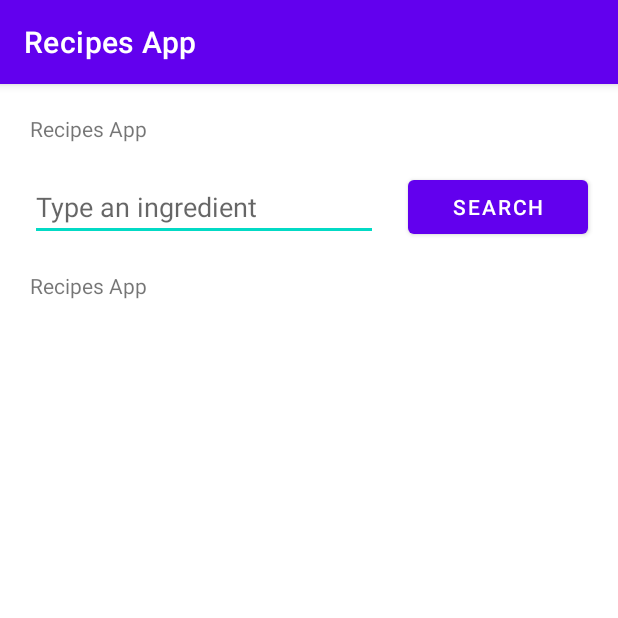
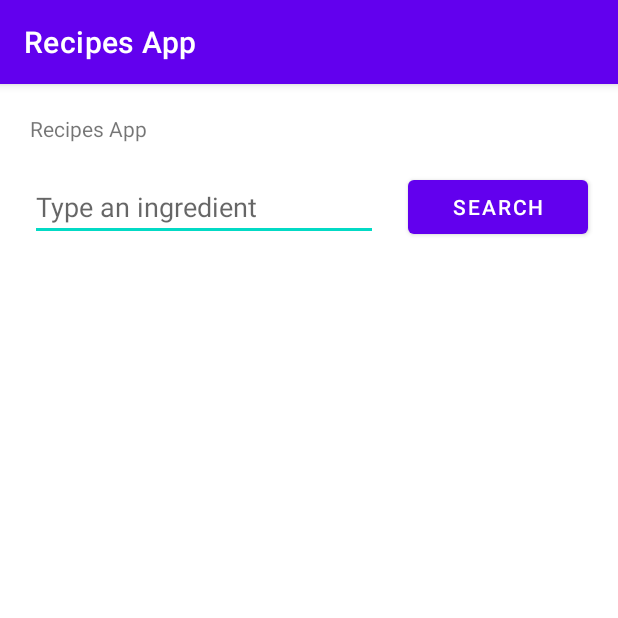
Before and after one commit to josesanoli/RecipesApp, an Android app: the screen it shows after launch (MainActivity), on a phone screen of 412 x 824 dp, the top half of it. Run offline under Robolectric (Android 15) with nearby library versions, the phone set to English and light mode, and no system bars; our stand-ins replace Dagger/Hilt's generated code, navigation-ui.

```diff
--- a/app/build.gradle
+++ b/app/build.gradle
@@ -3,6 +3,8 @@ plugins {
     id 'kotlin-android'
     id 'kotlin-kapt'
     id 'dagger.hilt.android.plugin'
+    id 'androidx.navigation.safeargs'
+    id 'kotlin-parcelize'
 }
 
 def apikeyPropertiesFile = rootProject.file("apikey.properties")
@@ -71,6 +73,10 @@ dependencies {
     // Glide
     implementation "com.github.bumptech.glide:glide:4.13.0"
 
+    // Navigation
+    implementation "androidx.navigation:navigation-fragment-ktx:2.5.1"
+    implementation "androidx.navigation:navigation-ui-ktx:2.5.1"
+
     // Test
     testImplementation 'junit:junit:4.+'
     androidTestImplementation 'androidx.test.ext:junit:1.1.2'
--- a/app/src/main/java/es/jolusan/appdemo/data/di/AppModule.kt
+++ b/app/src/main/java/es/jolusan/appdemo/data/di/AppModule.kt
@@ -9,7 +9,9 @@ import es.jolusan.appdemo.data.apiservice.RecipeApi
 import es.jolusan.appdemo.data.repo.RecipeRepositoryImpl
 import es.jolusan.appdemo.domain.repositories.RecipeRepository
 import es.jolusan.appdemo.utils.Constants
-import okhttp3.*
+import okhttp3.HttpUrl
+import okhttp3.OkHttpClient
+import okhttp3.Request
 import okhttp3.logging.HttpLoggingInterceptor
 import retrofit2.Retrofit
 import retrofit2.converter.gson.GsonConverterFactory
--- a/app/src/main/java/es/jolusan/appdemo/data/repo/RecipeRepositoryImpl.kt
+++ b/app/src/main/java/es/jolusan/appdemo/data/repo/RecipeRepositoryImpl.kt
@@ -5,7 +5,6 @@ import es.jolusan.appdemo.data.apiservice.RecipeApi
 import es.jolusan.appdemo.data.entities.toRecipeDetail
 import es.jolusan.appdemo.domain.model.RecipeDetail
 import es.jolusan.appdemo.domain.repositories.RecipeRepository
-import es.jolusan.appdemo.utils.Constants
 import es.jolusan.appdemo.utils.ResponseStatus
 import kotlinx.coroutines.flow.Flow
 import kotlinx.coroutines.flow.flow
--- a/app/src/main/java/es/jolusan/appdemo/domain/model/RecipeDetail.kt
+++ b/app/src/main/java/es/jolusan/appdemo/domain/model/RecipeDetail.kt
@@ -1,5 +1,9 @@
 package es.jolusan.appdemo.domain.model
 
+import android.os.Parcelable
+import kotlinx.parcelize.Parcelize
+
+@Parcelize
 data class RecipeDetail (
     val id: String,
     val label: String,
@@ -9,4 +13,4 @@ data class RecipeDetail (
     val ingredientLines: List<String>,
     val calories: Float,
     val dishType: List<String>
-)
+) : Parcelable
--- a/app/src/main/java/es/jolusan/appdemo/presentation/MainActivity.kt
+++ b/app/src/main/java/es/jolusan/appdemo/presentation/MainActivity.kt
@@ -1,11 +1,13 @@
 package es.jolusan.appdemo.presentation
 
+import android.os.Bundle
 import androidx.appcompat.app.AppCompatActivity
-import android.os.Bundle
+import androidx.navigation.fragment.NavHostFragment
+import androidx.navigation.ui.AppBarConfiguration
+import androidx.navigation.ui.setupWithNavController
 import dagger.hilt.android.AndroidEntryPoint
 import es.jolusan.appdemo.R
 import es.jolusan.appdemo.databinding.MainActivityBinding
-import es.jolusan.appdemo.presentation.main.MainFragment
 
 @AndroidEntryPoint
 class MainActivity : AppCompatActivity() {
@@ -15,10 +17,10 @@ class MainActivity : AppCompatActivity() {
         val binding: MainActivityBinding = MainActivityBinding.inflate(layoutInflater)
         setContentView(binding.root)
 
-        if (savedInstanceState == null) {
-            supportFragmentManager.beginTransaction()
-                .replace(R.id.container, MainFragment.newInstance())
-                .commitNow()
-        }
+        val navHostFragment =
+            supportFragmentManager.findFragmentById(R.id.nav_host_fragment) as NavHostFragment
+        val navController = navHostFragment.navController
+        val appBarConfiguration = AppBarConfiguration(navController.graph)
+        binding.toolbar.setupWithNavController(navController, appBarConfiguration)
     }
 }
--- a/app/src/main/java/es/jolusan/appdemo/presentation/detail/DetailViewModel.kt
+++ b/app/src/main/java/es/jolusan/appdemo/presentation/detail/DetailViewModel.kt
@@ -1,4 +1,6 @@
 package es.jolusan.appdemo.presentation.detail
 
-class DetailViewModel {
+import androidx.lifecycle.ViewModel
+
+class DetailViewModel : ViewModel() {
 }
--- a/app/src/main/java/es/jolusan/appdemo/presentation/main/MainFragment.kt
+++ b/app/src/main/java/es/jolusan/appdemo/presentation/main/MainFragment.kt
@@ -1,6 +1,5 @@
 package es.jolusan.appdemo.presentation.main
 
-import android.content.res.Configuration
 import android.os.Bundle
 import android.view.LayoutInflater
 import android.view.View
@@ -10,8 +9,7 @@ import androidx.fragment.app.viewModels
 import androidx.lifecycle.Lifecycle
 import androidx.lifecycle.lifecycleScope
 import androidx.lifecycle.repeatOnLifecycle
-import androidx.recyclerview.widget.GridLayoutManager
-import androidx.recyclerview.widget.LinearLayoutManager
+import androidx.navigation.fragment.findNavController
 import dagger.hilt.android.AndroidEntryPoint
 import es.jolusan.appdemo.R
 import es.jolusan.appdemo.databinding.MainFragmentBinding
@@ -23,10 +21,6 @@ import kotlinx.coroutines.launch
 
 @AndroidEntryPoint
 class MainFragment : Fragment() {
-
-    companion object {
-        fun newInstance() = MainFragment()
-    }
 
     private val viewModel: MainViewModel by viewModels()
     private lateinit var binding: MainFragmentBinding
@@ -43,23 +37,27 @@ class MainFragment : Fragment() {
     override fun onViewCreated(view: View, savedInstanceState: Bundle?) {
         super.onViewCreated(view, savedInstanceState)
         setupUI()
+        setupObservers()
     }
 
     private fun setupUI() {
-        recipesAdapter = RecipesAdapter(viewModel::onRecipeClicked)
+        recipesAdapter = RecipesAdapter {
+            navigateToDetail(viewModel.onRecipeClicked(it))
+        }
         binding.recipesRecyclerView.adapter = recipesAdapter
 
         binding.searchButton.setOnClickListener {
+
             hideKeyboard()
             binding.infoTextView.visibility = View.INVISIBLE
-            setupObserver()
             viewModel.getRecipesByWords(binding.searchEditText.text.toString())
         }
 
         binding.progressBar.visibility = View.GONE
+
     }
 
-    private fun setupObserver() {
+    private fun setupObservers() {
         lifecycleScope.launch {
             viewLifecycleOwner.lifecycle.repeatOnLifecycle(Lifecycle.State.STARTED) {
                 viewModel.recipes.collect {
@@ -78,6 +76,10 @@ class MainFragment : Fragment() {
                             binding.infoTextView.visibility = View.VISIBLE
                             binding.infoTextView.text = it.messageResource?.let { resource -> getString(resource) } ?: getString(R.string.error_generic)
                         }
+                        is ResponseStatus.Init -> {
+                            binding.progressBar.visibility = View.GONE
+                            binding.infoTextView.visibility = View.GONE
+                        }
                     }
                 }
             }
@@ -94,4 +96,9 @@ class MainFragment : Fragment() {
             recipesAdapter.recipeList = recipes
         }
     }
+
+    private fun navigateToDetail(recipeDetail: RecipeDetail) {
+        val action = MainFragmentDirections.actionMainFragmentToDetailFragment(recipeDetail)
+        findNavController().navigate(action)
+    }
 }
--- a/app/src/main/java/es/jolusan/appdemo/presentation/main/MainViewModel.kt
+++ b/app/src/main/java/es/jolusan/appdemo/presentation/main/MainViewModel.kt
@@ -3,7 +3,6 @@ package es.jolusan.appdemo.presentation.main
 import androidx.lifecycle.ViewModel
 import androidx.lifecycle.viewModelScope
 import dagger.hilt.android.lifecycle.HiltViewModel
-import es.jolusan.appdemo.domain.model.Recipe
 import es.jolusan.appdemo.domain.model.RecipeDetail
 import es.jolusan.appdemo.domain.usecases.GetRecipesUseCase
 import es.jolusan.appdemo.utils.ResponseStatus
@@ -17,7 +16,7 @@ import javax.inject.Inject
 class MainViewModel @Inject constructor(
     private val getRecipesUseCase: GetRecipesUseCase
 ): ViewModel() {
-    private val _recipes = MutableStateFlow<ResponseStatus<List<RecipeDetail>>>(ResponseStatus.Loading())
+    private val _recipes = MutableStateFlow<ResponseStatus<List<RecipeDetail>>>(ResponseStatus.Init())
     val recipes = _recipes.asStateFlow()
 
     fun getRecipesByWords(searchWord: String) {
@@ -28,7 +27,9 @@ class MainViewModel @Inject constructor(
         }
     }
 
-    fun onRecipeClicked(recipe: Recipe) {
-        //_model.value = UiModel.Navigation(hero)
+    fun onRecipeClicked(recipeId: String): RecipeDetail {
+        _recipes.value.data!!.first { it.id == recipeId }.let { recipeDetail ->
+            return recipeDetail
+        }
     }
 }
--- a/app/src/main/java/es/jolusan/appdemo/presentation/main/RecipesAdapter.kt
+++ b/app/src/main/java/es/jolusan/appdemo/presentation/main/RecipesAdapter.kt
@@ -1,6 +1,5 @@
 package es.jolusan.appdemo.presentation.main
 
-import android.annotation.SuppressLint
 import android.view.LayoutInflater
 import android.view.ViewGroup
 import androidx.recyclerview.widget.RecyclerView
@@ -9,7 +8,7 @@ import es.jolusan.appdemo.domain.model.Recipe
 import es.jolusan.appdemo.utils.loadUrl
 
 class RecipesAdapter(
-    private val listener: (Recipe) -> Unit
+    private val listener: (String) -> Unit
 ) : RecyclerView.Adapter<RecipesAdapter.RecipeViewHolder>(){
 
     var recipeList: List<Recipe> = listOf()
@@ -35,7 +34,7 @@ class RecipesAdapter(
     override fun onBindViewHolder(holder: RecipeViewHolder, position: Int) = with(holder) {
         val recipe = recipeList[position]
         bind(recipe)
-        itemView.setOnClickListener { listener(recipe) }
+        itemView.setOnClickListener { listener(recipe.id) }
     }
 
 }
--- a/app/src/main/java/es/jolusan/appdemo/utils/ResponseStatus.kt
+++ b/app/src/main/java/es/jolusan/appdemo/utils/ResponseStatus.kt
@@ -7,4 +7,6 @@ sealed class ResponseStatus <T>(val data: T? = null, val messageResource: Int? =
     class Error<T>(messageResource: Int, data: T? = null) : ResponseStatus<T>(data, messageResource)
 
     class Loading<T>() : ResponseStatus<T>()
+
+    class Init<T>() : ResponseStatus<T>()
 }
--- a/app/src/main/res/layout/bookmarks_fragment.xml
+++ b/app/src/main/res/layout/bookmarks_fragment.xml
@@ -1,6 +1,5 @@
 <?xml version="1.0" encoding="utf-8"?>
 <androidx.constraintlayout.widget.ConstraintLayout xmlns:android="http://schemas.android.com/apk/res/android"
-    xmlns:app="http://schemas.android.com/apk/res-auto"
     xmlns:tools="http://schemas.android.com/tools"
     android:id="@+id/bookmarks"
     android:layout_width="match_parent"
--- a/app/src/main/res/layout/main_activity.xml
+++ b/app/src/main/res/layout/main_activity.xml
@@ -1,7 +1,30 @@
 <?xml version="1.0" encoding="utf-8"?>
-<FrameLayout xmlns:android="http://schemas.android.com/apk/res/android"
+<LinearLayout xmlns:android="http://schemas.android.com/apk/res/android"
     xmlns:tools="http://schemas.android.com/tools"
+    xmlns:app="http://schemas.android.com/apk/res-auto"
     android:id="@+id/container"
     android:layout_width="match_parent"
     android:layout_height="match_parent"
-    tools:context=".presentation.MainActivity" />
+    android:orientation="vertical"
+    tools:context=".presentation.MainActivity">
+    <com.google.android.material.appbar.AppBarLayout
+        android:layout_width="match_parent"
+        android:layout_height="wrap_content">
+
+        <androidx.appcompat.widget.Toolbar
+            android:id="@+id/toolbar"
+            android:layout_width="match_parent"
+            android:layout_height="wrap_content"
+            android:minHeight="?attr/actionBarSize"
+            app:theme="@style/ToolbarTheme"/>
+    </com.google.android.material.appbar.AppBarLayout>
+
+    <androidx.fragment.app.FragmentContainerView
+        android:id="@+id/nav_host_fragment"
+        android:name="androidx.navigation.fragment.NavHostFragment"
+        android:layout_width="match_parent"
+        android:layout_height="match_parent"
+        app:defaultNavHost="true"
+        app:navGraph="@navigation/nav_graph" />
+
+</LinearLayout>
--- /dev/null
+++ b/app/src/main/res/navigation/nav_graph.xml
@@ -0,0 +1,27 @@
+<?xml version="1.0" encoding="utf-8"?>
+<navigation xmlns:android="http://schemas.android.com/apk/res/android"
+    xmlns:app="http://schemas.android.com/apk/res-auto"
+    xmlns:tools="http://schemas.android.com/tools"
+    android:id="@+id/nav_graph"
+    app:startDestination="@id/mainFragment">
+
+    <fragment
+        android:id="@+id/mainFragment"
+        android:name="es.jolusan.appdemo.presentation.main.MainFragment"
+        android:label="@string/main_screen_title"
+        tools:layout="@layout/main_fragment">
+        <action
+            android:id="@+id/action_mainFragment_to_detailFragment"
+            app:destination="@id/detailFragment" />
+    </fragment>
+
+    <fragment
+        android:id="@+id/detailFragment"
+        android:name="es.jolusan.appdemo.presentation.detail.DetailFragment"
+        android:label="@string/detail_screen_title"
+        tools:layout="@layout/detail_fragment" >
+        <argument
+            android:name="recipe"
+            app:argType="es.jolusan.appdemo.domain.model.RecipeDetail" />
+    </fragment>
+</navigation>
--- /dev/null
+++ b/app/src/main/res/values/styles.xml
@@ -0,0 +1,9 @@
+<?xml version="1.0" encoding="utf-8"?>
+<resources>
+    <style name="ToolbarTheme" parent="@style/ThemeOverlay.AppCompat.ActionBar">
+        <!-- Customize color of navigation drawer icon and back arrow -->
+        <item name="android:textColorSecondary">@android:color/white</item>
+        <item name="android:textColorPrimary">@android:color/white</item>
+        <item name="colorControlNormal">@color/white</item>
+    </style>
+</resources>
--- a/app/src/main/res/values/themes.xml
+++ b/app/src/main/res/values/themes.xml
@@ -12,5 +12,7 @@
         <!-- Status bar color. -->
         <item name="android:statusBarColor" tools:targetApi="l">?attr/colorPrimaryVariant</item>
         <!-- Customize your theme here. -->
+        <item name="windowActionBar">false</item>
+        <item name="windowNoTitle">true</item>
     </style>
 </resources>
--- a/build.gradle
+++ b/build.gradle
@@ -10,6 +10,9 @@ buildscript {
 
         // DI
         classpath 'com.google.dagger:hilt-android-gradle-plugin:2.38.1'
+
+        // Navigation
+        classpath "androidx.navigation:navigation-safe-args-gradle-plugin:2.5.2"
         // NOTE: Do not place your application dependencies here; they belong
         // in the individual module build.gradle files
     }
```
Also changed, not shown: app/src/main/java/es/jolusan/appdemo/presentation/detail/DetailFragment.kt (+34 -1 lines), app/src/main/res/layout/detail_fragment.xml (+10 -0 lines).
